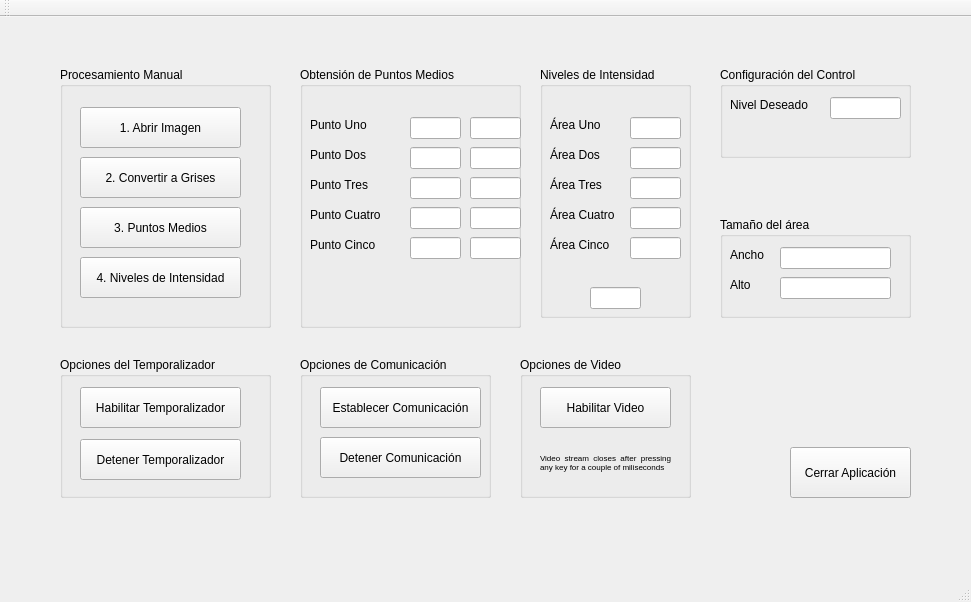
Old version of the form LightControl_Develop_01/mainwindow.ui in the repository RaCastanon/LightControl.
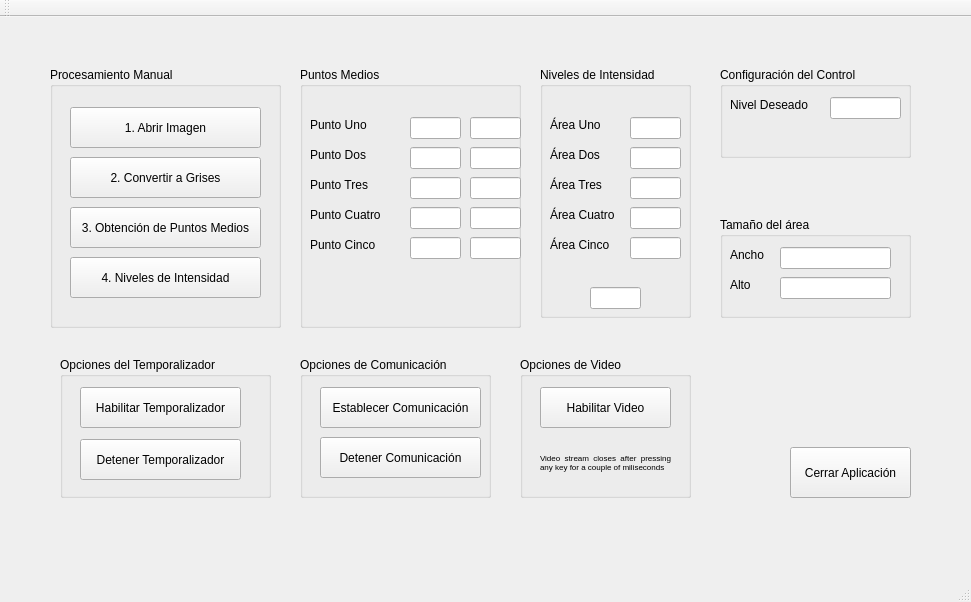
New version of the form.

```diff
--- a/LightControl_Develop_01/mainwindow.ui
+++ b/LightControl_Develop_01/mainwindow.ui
@@ -56,9 +56,9 @@
    <widget class="QGroupBox" name="groupBox_4">
     <property name="geometry">
      <rect>
-      <x>60</x>
+      <x>50</x>
       <y>50</y>
-      <width>211</width>
+      <width>231</width>
       <height>261</height>
      </rect>
     </property>
@@ -70,7 +70,7 @@
       <rect>
        <x>20</x>
        <y>40</y>
-       <width>161</width>
+       <width>191</width>
        <height>41</height>
       </rect>
      </property>
@@ -83,7 +83,7 @@
       <rect>
        <x>20</x>
        <y>90</y>
-       <width>161</width>
+       <width>191</width>
        <height>41</height>
       </rect>
      </property>
@@ -96,12 +96,12 @@
       <rect>
        <x>20</x>
        <y>140</y>
-       <width>161</width>
+       <width>191</width>
        <height>41</height>
       </rect>
      </property>
      <property name="text">
-      <string>3. Puntos Medios</string>
+      <string>3. Obtención de Puntos Medios</string>
      </property>
     </widget>
     <widget class="QPushButton" name="getIntensity">
@@ -109,7 +109,7 @@
       <rect>
        <x>20</x>
        <y>190</y>
-       <width>161</width>
+       <width>191</width>
        <height>41</height>
       </rect>
      </property>
@@ -187,7 +187,7 @@
      </rect>
     </property>
     <property name="title">
-     <string>Obtensión de Puntos Medios</string>
+     <string>Puntos Medios</string>
     </property>
     <widget class="QLabel" name="label_2">
      <property name="geometry">
```
